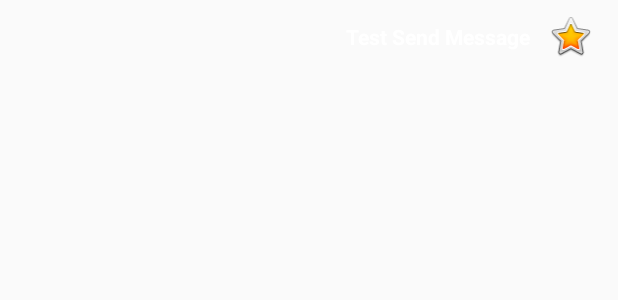
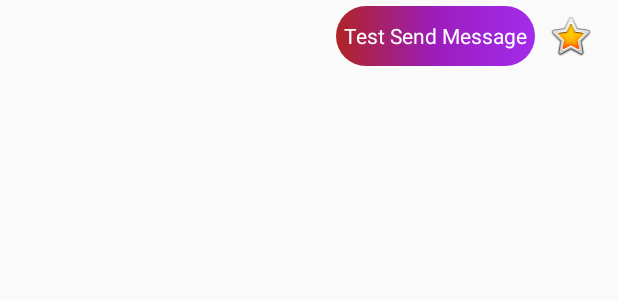
Before and after one commit to MaxiArce/RandoomMessenger, an Android app: the layout chat_to_row_chatlog.xml on its own in the app's theme, with its tools: preview values and no code run, on a phone screen of 412 x 824 dp. Shown: the top 300 px of the screen. Run offline under Robolectric (Android 15) with nearby library versions, the phone set to English and light mode, and no system bars.

Commit message:
add chatlog

```diff
--- /dev/null
+++ b/app/src/main/java/com/maxiarce/radoommessenger/models/ChatMessage.kt
@@ -0,0 +1,5 @@
+package com.maxiarce.radoommessenger.models
+
+class ChatMessage(val id: String, val text: String, val fromId: String, val toId: String, val time: Long){
+    constructor() : this("","","","",-1)
+}
--- a/app/src/main/res/layout/chat_to_row_chatlog.xml
+++ b/app/src/main/res/layout/chat_to_row_chatlog.xml
@@ -19,17 +19,18 @@
         app:layout_constraintTop_toTopOf="parent" />
 
     <TextView
-        android:id="@+id/textView2"
-        android:layout_width="126dp"
-        android:layout_height="19dp"
-        android:layout_marginBottom="8dp"
+        android:id="@+id/textView_to_row"
+        android:layout_width="wrap_content"
+        android:layout_height="wrap_content"
         android:layout_marginEnd="8dp"
         android:layout_marginRight="8dp"
-        android:layout_marginTop="8dp"
+        android:background="@drawable/button_background"
+        android:gravity="center"
         android:maxWidth="260dp"
+        android:paddingLeft="5dp"
+        android:paddingRight="5dp"
         android:text="Test Send Message"
         android:textColor="@android:color/white"
-        android:textStyle="bold"
         app:layout_constraintBottom_toBottomOf="@+id/imageView"
         app:layout_constraintEnd_toStartOf="@+id/imageView"
         app:layout_constraintTop_toTopOf="@+id/imageView" />
--- a/build.gradle
+++ b/build.gradle
@@ -7,7 +7,7 @@ buildscript {
         jcenter()
     }
     dependencies {
-        classpath 'com.android.tools.build:gradle:3.2.0'
+        classpath 'com.android.tools.build:gradle:3.2.1'
         classpath "org.jetbrains.kotlin:kotlin-gradle-plugin:$kotlin_version"
         classpath 'com.google.gms:google-services:4.0.0'
 
```
Also changed, not shown: app/src/main/java/com/maxiarce/radoommessenger/ChatActivity.kt (+101 -7 lines), app/src/main/res/layout/activity_chat.xml (+7 -2 lines), app/src/main/res/layout/chat_from_row_chatlog.xml (+7 -4 lines).
